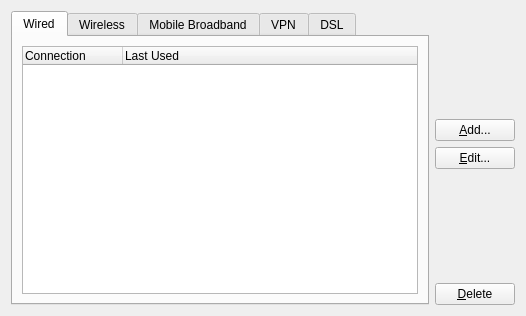
netrunner-debian-kde-extras/networkmanagement, file settings/config/manageconnectionwidget.ui: the form before one commit.
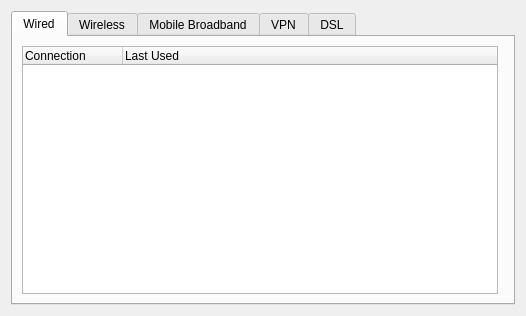
The form after the commit. The open tabs and pages were chosen to show the change. Custom widgets are drawn as their Qt base class.

```diff
--- a/settings/config/manageconnectionwidget.ui
+++ b/settings/config/manageconnectionwidget.ui
@@ -14,7 +14,7 @@
    <item>
     <widget class="QTabWidget" name="tabWidget">
      <property name="currentIndex">
-      <number>1</number>
+      <number>0</number>
      </property>
      <widget class="QWidget" name="tabWired">
       <attribute name="title">
@@ -44,6 +44,9 @@
          </column>
         </widget>
        </item>
+       <item>
+        <widget class="AddEditDeleteButtonSet" name="buttonSetWired" native="true"/>
+       </item>
       </layout>
      </widget>
      <widget class="QWidget" name="tabWireless">
@@ -77,6 +80,9 @@
          </column>
         </widget>
        </item>
+       <item>
+        <widget class="AddEditDeleteButtonSet" name="buttonSetWireless" native="true"/>
+       </item>
       </layout>
      </widget>
      <widget class="QWidget" name="tabCellular">
@@ -107,6 +113,9 @@
          </column>
         </widget>
        </item>
+       <item>
+        <widget class="AddEditDeleteButtonSet" name="buttonSetCellular" native="true"/>
+       </item>
       </layout>
      </widget>
      <widget class="QWidget" name="tabVpn">
@@ -137,6 +146,9 @@
          </column>
         </widget>
        </item>
+       <item>
+        <widget class="AddEditDeleteButtonSet" name="buttonSetVpn" native="true"/>
+       </item>
       </layout>
      </widget>
      <widget class="QWidget" name="tabPppoe">
@@ -167,63 +179,23 @@
          </column>
         </widget>
        </item>
+       <item>
+        <widget class="AddEditDeleteButtonSet" name="buttonSetPppoe" native="true"/>
+       </item>
       </layout>
      </widget>
     </widget>
    </item>
-   <item>
-    <layout class="QVBoxLayout" name="verticalLayout">
-     <item>
-      <spacer name="verticalSpacer">
-       <property name="orientation">
-        <enum>Qt::Vertical</enum>
-       </property>
-       <property name="sizeHint" stdset="0">
-        <size>
-         <width>20</width>
-         <height>40</height>
-        </size>
-       </property>
-      </spacer>
-     </item>
-     <item>
-      <widget class="QPushButton" name="addConnection">
-       <property name="text">
-        <string>&amp;Add...</string>
-       </property>
-      </widget>
-     </item>
-     <item>
-      <widget class="QPushButton" name="editConnection">
-       <property name="text">
-        <string>&amp;Edit...</string>
-       </property>
-      </widget>
-     </item>
-     <item>
-      <spacer name="verticalSpacer_2">
-       <property name="orientation">
-        <enum>Qt::Vertical</enum>
-       </property>
-       <property name="sizeHint" stdset="0">
-        <size>
-         <width>20</width>
-         <height>40</height>
-        </size>
-       </property>
-      </spacer>
-     </item>
-     <item>
-      <widget class="QPushButton" name="deleteConnection">
-       <property name="text">
-        <string>&amp;Delete</string>
-       </property>
-      </widget>
-     </item>
-    </layout>
-   </item>
   </layout>
  </widget>
+ <customwidgets>
+  <customwidget>
+   <class>AddEditDeleteButtonSet</class>
+   <extends>QWidget</extends>
+   <header>addeditdeletebuttonset.h</header>
+   <container>1</container>
+  </customwidget>
+ </customwidgets>
  <resources/>
  <connections/>
 </ui>
```
